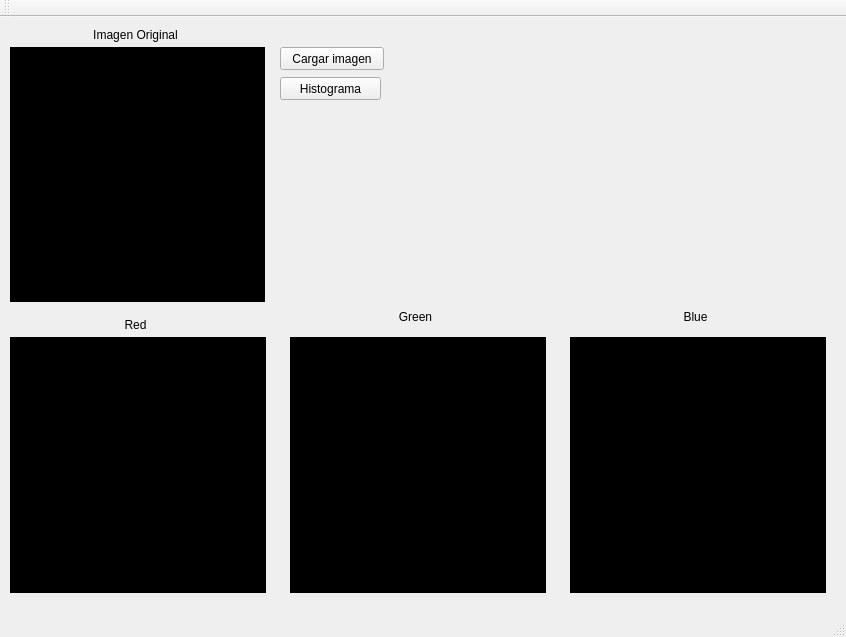
First picture: the form in mainwindow.ui, repository acamara/Histograma, before the edit.
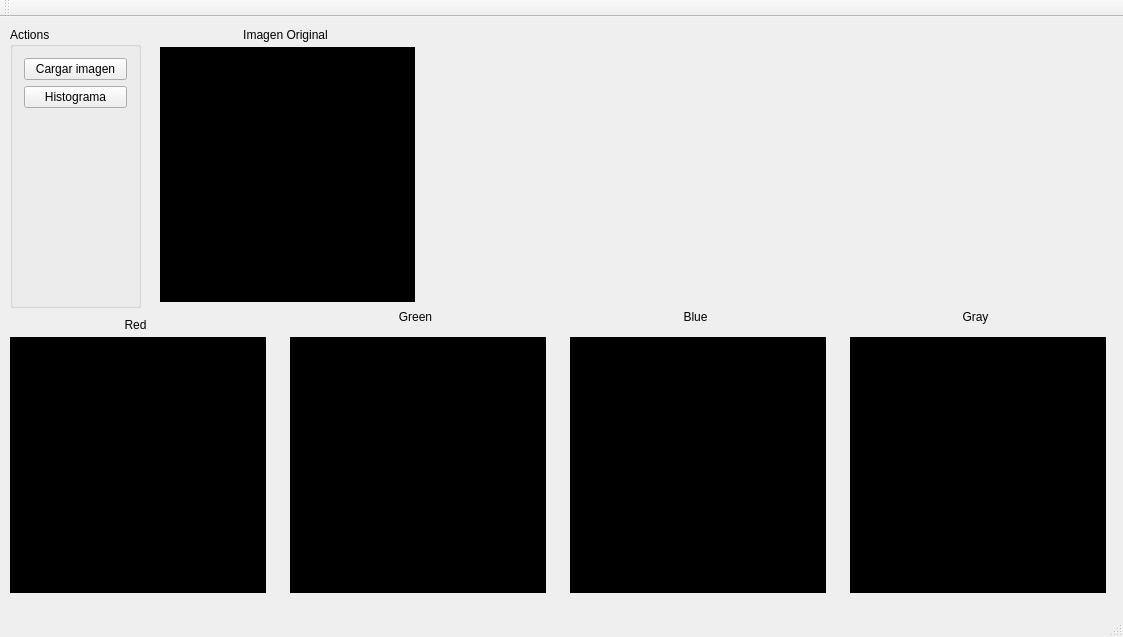
Second picture: the form after the edit.

Commit message: Afegim el histograma de grisos

Patch:
```diff
--- a/mainwindow.ui
+++ b/mainwindow.ui
@@ -6,7 +6,7 @@
    <rect>
     <x>0</x>
     <y>0</y>
-    <width>846</width>
+    <width>1123</width>
     <height>637</height>
    </rect>
   </property>
@@ -14,23 +14,10 @@
    <string>Histograma</string>
   </property>
   <widget class="QWidget" name="centralWidget">
-   <widget class="QPushButton" name="loadimageButton">
-    <property name="geometry">
-     <rect>
-      <x>280</x>
-      <y>30</y>
-      <width>104</width>
-      <height>23</height>
-     </rect>
-    </property>
-    <property name="text">
-     <string>Cargar imagen</string>
-    </property>
-   </widget>
    <widget class="QLabel" name="label">
     <property name="geometry">
      <rect>
-      <x>10</x>
+      <x>160</x>
       <y>10</y>
       <width>251</width>
       <height>16</height>
@@ -94,7 +81,7 @@
    <widget class="QLabel" name="label_image">
     <property name="geometry">
      <rect>
-      <x>10</x>
+      <x>160</x>
       <y>30</y>
       <width>255</width>
       <height>255</height>
@@ -113,19 +100,6 @@
      <string/>
     </property>
    </widget>
-   <widget class="QPushButton" name="histogramButton">
-    <property name="geometry">
-     <rect>
-      <x>280</x>
-      <y>60</y>
-      <width>101</width>
-      <height>23</height>
-     </rect>
-    </property>
-    <property name="text">
-     <string>Histograma</string>
-    </property>
-   </widget>
    <widget class="QLabel" name="label_red">
     <property name="geometry">
      <rect>
@@ -210,6 +184,92 @@
      <string/>
     </property>
    </widget>
+   <widget class="QLabel" name="label_5">
+    <property name="geometry">
+     <rect>
+      <x>850</x>
+      <y>290</y>
+      <width>251</width>
+      <height>20</height>
+     </rect>
+    </property>
+    <property name="text">
+     <string>Gray</string>
+    </property>
+    <property name="alignment">
+     <set>Qt::AlignCenter</set>
+    </property>
+   </widget>
+   <widget class="QLabel" name="label_gray">
+    <property name="geometry">
+     <rect>
+      <x>850</x>
+      <y>320</y>
+      <width>256</width>
+      <height>256</height>
+     </rect>
+    </property>
+    <property name="minimumSize">
+     <size>
+      <width>256</width>
+      <height>256</height>
+     </size>
+    </property>
+    <property name="maximumSize">
+     <size>
+      <width>256</width>
+      <height>256</height>
+     </size>
+    </property>
+    <property name="styleSheet">
+     <string notr="true">background-color: rgb(0, 0, 0);</string>
+    </property>
+    <property name="text">
+     <string/>
+    </property>
+   </widget>
+   <widget class="QGroupBox" name="groupBox">
+    <property name="geometry">
+     <rect>
+      <x>10</x>
+      <y>10</y>
+      <width>131</width>
+      <height>281</height>
+     </rect>
+    </property>
+    <property name="title">
+     <string>Actions</string>
+    </property>
+    <layout class="QVBoxLayout" name="verticalLayout">
+     <item>
+      <widget class="QPushButton" name="loadimageButton">
+       <property name="text">
+        <string>Cargar imagen</string>
+       </property>
+      </widget>
+     </item>
+     <item>
+      <widget class="QPushButton" name="histogramButton">
+       <property name="text">
+        <string>Histograma</string>
+       </property>
+      </widget>
+     </item>
+     <item>
+      <spacer name="verticalSpacer">
+       <property name="orientation">
+        <enum>Qt::Vertical</enum>
+       </property>
+       <property name="sizeHint" stdset="0">
+        <size>
+         <width>20</width>
+         <height>40</height>
+        </size>
+       </property>
+      </spacer>
+     </item>
+    </layout>
+   </widget>
   </widget>
   <widget class="QMenuBar" name="menuBar">
    <property name="geometry">
```
Left out of the diff: 2 changed lines with no effect on the pictures. The commit also changes 2 other files.
